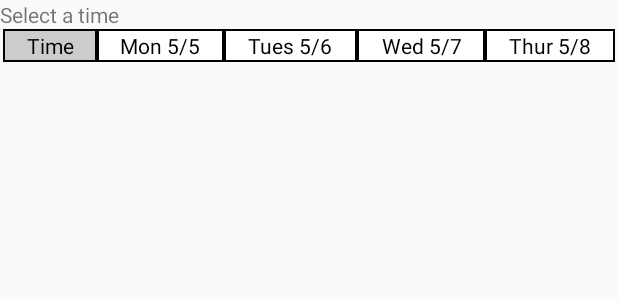
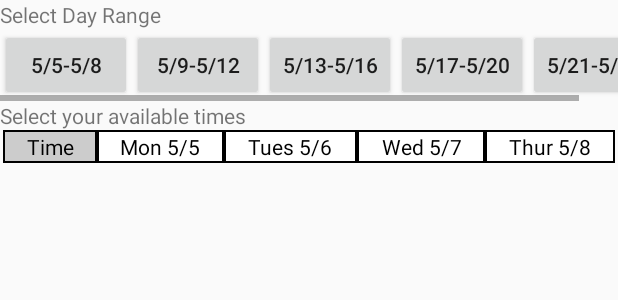
Before and after one commit to jcchin/PushPlanAndroid, an Android app: the layout fragment_time.xml on its own in the app's theme, with its tools: preview values and no code run, on a phone screen of 412 x 824 dp. Shown: the top 300 px of the screen. Run offline under Robolectric (Android 15) with nearby library versions, the light colour scheme and no system bars.

Commit message:
upgraded to android studio 0.8.6 build 19.1, added time buttons and settings

```diff
--- a/PushPlan/build.gradle
+++ b/PushPlan/build.gradle
@@ -2,7 +2,7 @@ apply plugin: 'android'
 
 android {
     compileSdkVersion 19
-    buildToolsVersion "19.0.3"
+    buildToolsVersion "19.1"
 
     defaultConfig {
         minSdkVersion 14
--- a/PushPlan/src/main/res/layout/fragment_time.xml
+++ b/PushPlan/src/main/res/layout/fragment_time.xml
@@ -8,10 +8,50 @@
         android:layout_width="fill_parent"
         android:layout_height="wrap_content"
         android:orientation="vertical">
+        <LinearLayout
+            android:layout_width="fill_parent"
+            android:layout_height="wrap_content"
+            android:orientation="vertical">
+            <TextView
+                android:layout_width="wrap_content"
+                android:layout_height="wrap_content"
+                android:text="Select Day Range" />
+
+            <HorizontalScrollView
+                android:layout_width="fill_parent"
+                android:layout_height="wrap_content">
+                <LinearLayout
+                    android:layout_width="fill_parent"
+                    android:layout_height="wrap_content"
+                    android:orientation="horizontal">
+                    <Button
+                        android:layout_width="wrap_content"
+                        android:layout_height="wrap_content"
+                        android:text="5/5-5/8" />
+                    <Button
+                        android:layout_width="wrap_content"
+                        android:layout_height="wrap_content"
+                        android:text="5/9-5/12" />
+                    <Button
+                        android:layout_width="wrap_content"
+                        android:layout_height="wrap_content"
+                        android:text="5/13-5/16" />
+                    <Button
+                        android:layout_width="wrap_content"
+                        android:layout_height="wrap_content"
+                        android:text="5/17-5/20" />
+                    <Button
+                        android:layout_width="wrap_content"
+                        android:layout_height="wrap_content"
+                        android:text="5/21-5/24" />
+                </LinearLayout>
+            </HorizontalScrollView>
+
+        </LinearLayout>
         <TextView
             android:layout_width="wrap_content"
             android:layout_height="wrap_content"
-            android:text="Select a time" />
+            android:text="Select your available times" />
 
         <TableLayout
             android:id="@+id/header"
--- a/PushPlan/src/main/res/values/strings_activity_push_settings.xml
+++ b/PushPlan/src/main/res/values/strings_activity_push_settings.xml
@@ -17,6 +17,13 @@
         <item>Always</item>
         <item>When requested</item>
         <item>Never</item>
+    </string-array>
+
+    <string name="pref_time_view">Time View</string>
+    <string-array name="pref_example_list_time_view">
+        <item>Button View</item>
+        <item>Calendar View</item>
+        <item>Slider View</item>
     </string-array>
     <string-array name="pref_example_list_values">
         <item>1</item>
--- a/PushPlan/src/main/res/xml/pref_general.xml
+++ b/PushPlan/src/main/res/xml/pref_general.xml
@@ -29,5 +29,13 @@
         android:entryValues="@array/pref_example_list_values"
         android:negativeButtonText="@null"
         android:positiveButtonText="@null" />
+    <ListPreference
+        android:key="example_list2"
+        android:title="@string/pref_time_view"
+        android:defaultValue="-1"
+        android:entries="@array/pref_example_list_time_view"
+        android:entryValues="@array/pref_example_list_values"
+        android:negativeButtonText="@null"
+        android:positiveButtonText="@null" />
 
 </PreferenceScreen>
```
Also changed, not shown: 1 other file.
